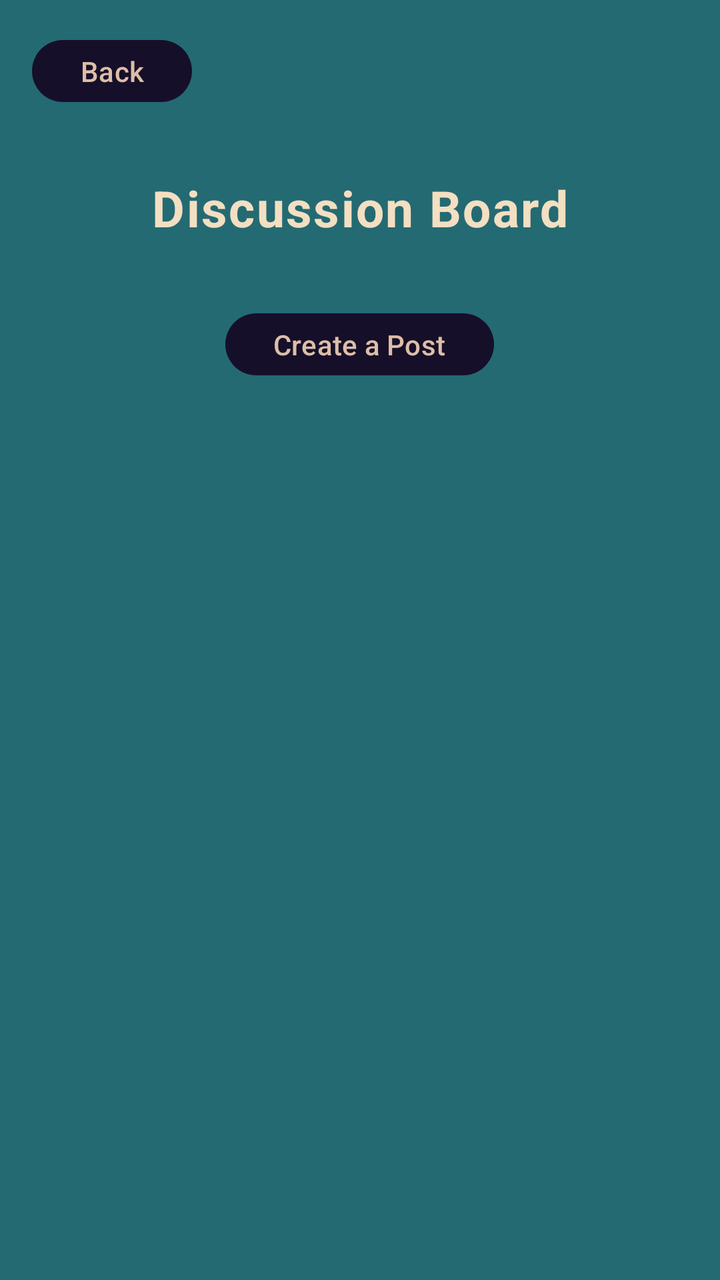
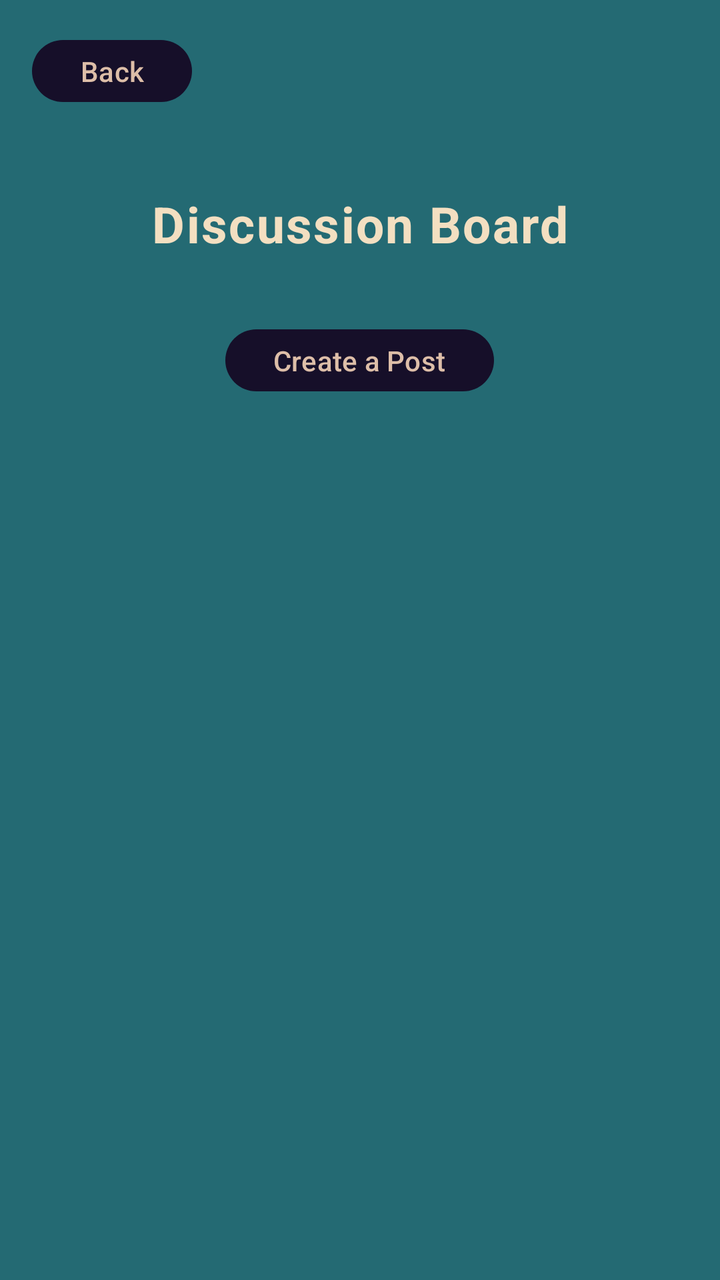

An Android layout rendered at two revisions. The XML below is the earlier revision; the diff shows what the commit changed to produce the second picture.
<!-- AndroidManifest.xml: application theme Theme.ReadersRally -->
<!-- res/layout/activity_discussion_forum.xml -->
<?xml version="1.0" encoding="utf-8"?>
<LinearLayout xmlns:android="http://schemas.android.com/apk/res/android"
    android:layout_width="match_parent"
    android:layout_height="match_parent"
    android:orientation="vertical"
    android:fitsSystemWindows="true"
    android:gravity="center_horizontal"
    android:padding="16dp">

    <Button
        android:id="@+id/backButton"
        android:layout_width="wrap_content"
        android:layout_height="wrap_content"
        android:layout_gravity="start"
        android:text="Back" />

    <TextView
        style="@style/HeaderTextStyle"
        android:layout_width="wrap_content"
        android:layout_height="wrap_content"
        android:layout_marginTop="16dp"
        android:text="Discussion Board" />

    <Button
        android:id="@+id/createPostButton"
        android:layout_width="wrap_content"
        android:layout_height="wrap_content"
        android:layout_marginTop="16dp"
        android:text="Create a Post" />

    <androidx.recyclerview.widget.RecyclerView
        android:id="@+id/postsRecyclerView"
        android:layout_width="match_parent"
        android:layout_height="0dp"
        android:layout_weight="1"
        android:layout_marginTop="16dp" />
</LinearLayout>
<!-- resources referenced by this layout -->
<resources>
  <style name="HeaderTextStyle" parent="Widget.Material3.CheckedTextView">
          <item name="android:textSize"> 25sp </item>
          <item name="android:textStyle">bold</item>
          <item name="android:textColor">@color/beige</item>
          <item name="android:gravity">center</item>
          <item name="android:padding">16dp</item>
          <item name="layout_constraintTop_toTopOf">parent</item>
          <item name="layout_constraintStart_toStartOf">parent</item>
          <item name="layout_constraintEnd_toEndOf">parent</item>
  
      </style>
  <style name="Theme.ReadersRally" parent="Base.Theme.ReadersRally" />
  <color name="beige">#F3DFC1</color>
  <style name="Base.Theme.ReadersRally" parent="Theme.Material3.DayNight.NoActionBar">
          
          
          <item name="android:textColor">@color/beige</item> 
          <item name="android:windowBackground">@color/dark_teal</item> 
          <item name="colorSurface">@color/light_teal</item> 
          <item name="materialButtonStyle">@style/Widget.AppCompat.Button</item> 
  
      </style>
  <color name="dark_teal">#246A73</color>
  <color name="light_teal">#368F8B</color>
  <style name="Widget.AppCompat.Button" parent="Widget.Material3.Button">
          <item name="backgroundTint">@color/dark_violet</item>
          <item name="android:textColor">@color/dark_beige</item>
          <item name="android:gravity">center</item>
      </style>
  <color name="dark_violet">#160F29</color>
  <color name="dark_beige">#DDBEA8</color>
</resources>

<!-- the commit's change to res/layout/activity_discussion_forum.xml (unified diff, before → after) -->
@@ -12,13 +12,12 @@
         android:layout_width="wrap_content"
         android:layout_height="wrap_content"
         android:layout_gravity="start"
-        android:text="Back" />
+        android:text="@string/back" />
 
     <TextView
         style="@style/HeaderTextStyle"
         android:layout_width="wrap_content"
         android:layout_height="wrap_content"
-        android:layout_marginTop="16dp"
         android:text="Discussion Board" />
 
     <Button
<!-- resource entries referenced after the edit -->
@@ -1,11 +1,13 @@
 <!-- resources referenced by this layout -->
 <resources>
+  <string name="back">Back</string>
   <style name="HeaderTextStyle" parent="Widget.Material3.CheckedTextView">
           <item name="android:textSize"> 25sp </item>
           <item name="android:textStyle">bold</item>
           <item name="android:textColor">@color/beige</item>
           <item name="android:gravity">center</item>
           <item name="android:padding">16dp</item>
+          <item name="android:layout_marginTop">24dp</item>
           <item name="layout_constraintTop_toTopOf">parent</item>
           <item name="layout_constraintStart_toStartOf">parent</item>
           <item name="layout_constraintEnd_toEndOf">parent</item>
